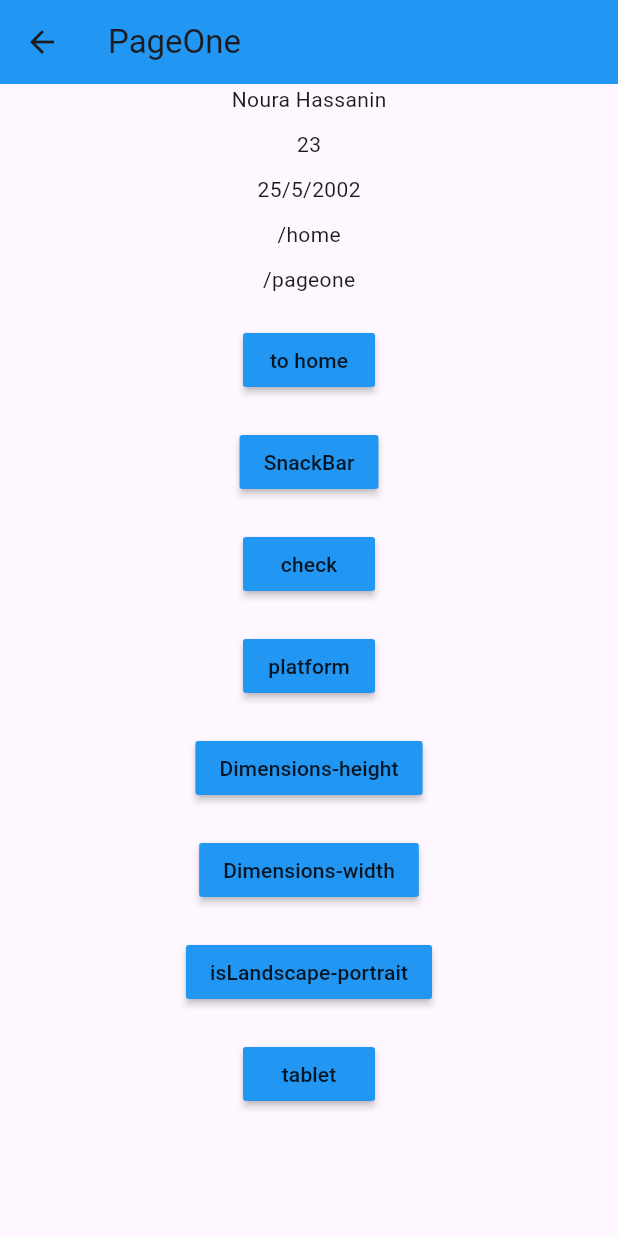
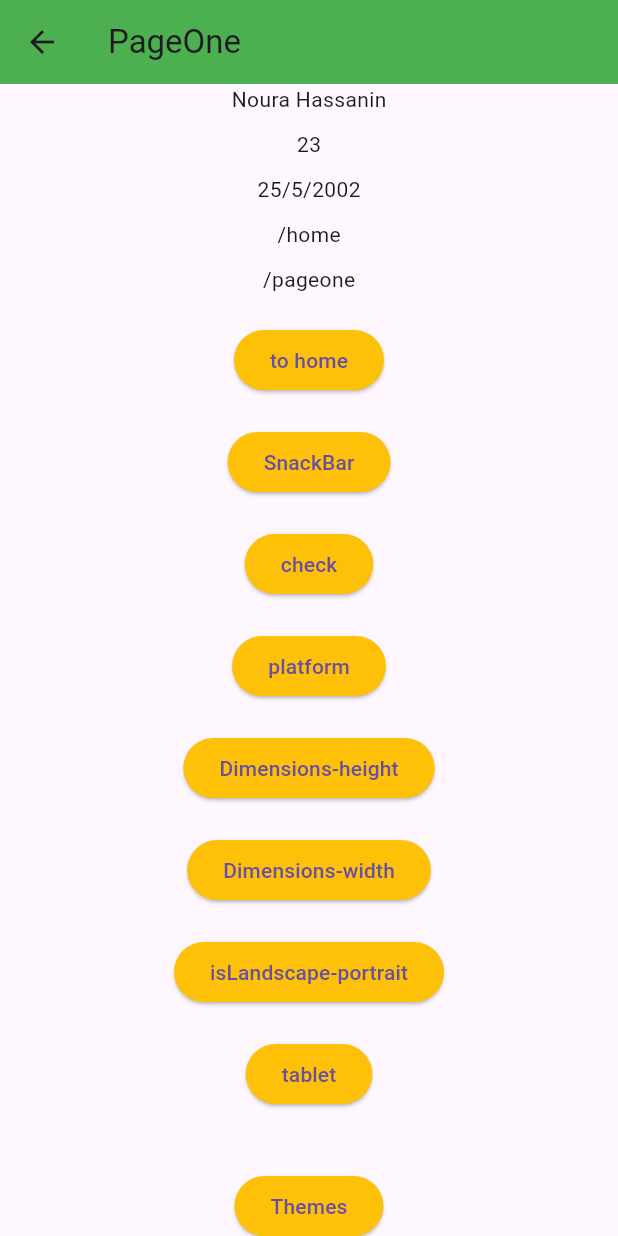
Before and after one commit to NouraSharif/GetX, a Flutter app: the screen it shows after launch, after a tap on "to pageone", on a phone screen of 412 x 824 dp. Run offline on Flutter 3.47's test engine with Material 3 defaults, Android fonts, the phone set to English and light mode, and no system bars; our stand-ins replace get, shared_preferences.

Commit message:
Getx Theme

```diff
--- a/lib/main.dart
+++ b/lib/main.dart
@@ -2,9 +2,13 @@ import 'package:app1/view/home.dart';
 import 'package:app1/view/pageone.dart';
 import 'package:flutter/material.dart';
 import 'package:get/get.dart';
+import 'package:shared_preferences/shared_preferences.dart';
+
+SharedPreferences? sharedpref;
 
 void main() async {
   WidgetsFlutterBinding.ensureInitialized();
+  sharedpref = await SharedPreferences.getInstance();
   runApp(MyApp());
 }
 
@@ -13,9 +17,14 @@ class MyApp extends StatelessWidget {
 
   @override
   Widget build(BuildContext context) {
+    // استعادة الثيم المحفوظ أو استخدام الوضع الفاتح كافتراضي
+    final savedTheme = sharedpref?.getString('theme');
+    final initialTheme =
+        savedTheme == 'dark' ? Themes.customDarkMode : Themes.customLightMode;
+
     return GetMaterialApp(
       debugShowCheckedModeBanner: false,
-      theme: ThemeData(primarySwatch: Colors.blue),
+      theme: initialTheme, //Themes.customLightMode,
       initialRoute: "/home",
       getPages: [
         GetPage(name: "/home", page: () => Home()),
@@ -24,3 +33,20 @@ class MyApp extends StatelessWidget {
     );
   }
 }
+
+class Themes {
+  static ThemeData customLightMode = ThemeData.light().copyWith(
+    appBarTheme: AppBarTheme(backgroundColor: Colors.green),
+    // buttonTheme: ButtonThemeData(buttonColor: Colors.amber),==تم اهماله رسميا
+    elevatedButtonTheme: ElevatedButtonThemeData(
+      style: ElevatedButton.styleFrom(backgroundColor: Colors.amber),
+    ),
+  );
+  static ThemeData customDarkMode = ThemeData.dark().copyWith(
+    appBarTheme: AppBarTheme(backgroundColor: Colors.orange),
+    //buttonTheme: ButtonThemeData(buttonColor: Colors.deepPurpleAccent),
+    elevatedButtonTheme: ElevatedButtonThemeData(
+      style: ElevatedButton.styleFrom(backgroundColor: Colors.deepPurple),
+    ),
+  );
+}
--- a/lib/view/home.dart
+++ b/lib/view/home.dart
@@ -7,15 +7,14 @@ class Home extends StatelessWidget {
   @override
   Widget build(BuildContext context) {
     return Scaffold(
-      appBar: AppBar(title: Text("Hompage"), backgroundColor: Colors.blue),
+      appBar: AppBar(title: Text("Hompage")),
       body: Container(
         padding: EdgeInsets.all(10),
         child: Column(
           mainAxisAlignment: MainAxisAlignment.center,
           children: [
             Center(
-              child: MaterialButton(
-                color: Colors.blue,
+              child: ElevatedButton(
                 onPressed: () {
                   Get.toNamed(
                     "/pageone",
--- a/lib/view/pageone.dart
+++ b/lib/view/pageone.dart
@@ -1,4 +1,5 @@
 import 'package:app1/controller/pageone_controller.dart';
+import 'package:app1/main.dart';
 import 'package:flutter/material.dart';
 import 'package:get/get.dart';
 
@@ -9,10 +10,7 @@ class PageOne extends StatelessWidget {
   Widget build(BuildContext context) {
     PageOneController controller = Get.put(PageOneController());
     return Scaffold(
-      appBar: AppBar(
-        title: const Text('PageOne'),
-        backgroundColor: Colors.blue,
-      ),
+      appBar: AppBar(title: const Text('PageOne')),
       body: Center(
         child: Column(
           children: [
@@ -29,8 +27,7 @@ class PageOne extends StatelessWidget {
             //الخاصية الثالثة
             Text(Get.currentRoute),
             SizedBox(height: 20),
-            MaterialButton(
-              color: Colors.blue,
+            ElevatedButton(
               onPressed: () {
                 Get.toNamed("/home");
               },
@@ -38,16 +35,14 @@ class PageOne extends StatelessWidget {
             ),
             SizedBox(height: 20),
             //الخاصية الرابعة....==//bottomSheet ,dialog
-            MaterialButton(
-              color: Colors.blue,
+            ElevatedButton(
               onPressed: () {
                 Get.snackbar("hello noura", "I miss you");
               },
               child: Text("SnackBar"),
             ),
             SizedBox(height: 20),
-            MaterialButton(
-              color: Colors.blue,
+            ElevatedButton(
               onPressed: () {
                 print(Get.isSnackbarOpen);
               },
@@ -56,8 +51,7 @@ class PageOne extends StatelessWidget {
 
             //الخاصية الخامسة
             SizedBox(height: 20),
-            MaterialButton(
-              color: Colors.blue,
+            ElevatedButton(
               onPressed: () {
                 print(GetPlatform.isDesktop);
               },
@@ -65,16 +59,14 @@ class PageOne extends StatelessWidget {
             ),
             //الخاصية السادسة
             SizedBox(height: 20),
-            MaterialButton(
-              color: Colors.blue,
+            ElevatedButton(
               onPressed: () {
                 print(Get.height);
               },
               child: Text("Dimensions-height"),
             ),
             SizedBox(height: 20),
-            MaterialButton(
-              color: Colors.blue,
+            ElevatedButton(
               onPressed: () {
                 print(Get.width);
               },
@@ -82,8 +74,7 @@ class PageOne extends StatelessWidget {
             ),
             //الخاصية السابعة
             SizedBox(height: 20),
-            MaterialButton(
-              color: Colors.blue,
+            ElevatedButton(
               onPressed: () {
                 print(context.isLandscape); //false :الوضع الافقي
                 //isportrait ==true لانه الكروم ع الاغلب دائما في الوضع الطولي
@@ -92,12 +83,27 @@ class PageOne extends StatelessWidget {
             ),
             //الخاصية الثامنة
             SizedBox(height: 20),
-            MaterialButton(
-              color: Colors.blue,
+            ElevatedButton(
               onPressed: () {
                 print(context.isLargeTablet); //false ==هو مش تابلت اساسا
               },
               child: Text("tablet"),
+            ),
+
+            //-------------------------------------------------------------------
+            //ThemeData
+            SizedBox(height: 40),
+            ElevatedButton(
+              onPressed: () {
+                if (Get.isDarkMode) {
+                  Get.changeTheme(Themes.customLightMode);
+                  sharedpref!.setString("theme", "light");
+                } else {
+                  Get.changeTheme(Themes.customDarkMode);
+                  sharedpref!.setString("theme", "dark");
+                }
+              },
+              child: Text("Themes"),
             ),
           ],
         ),
```
